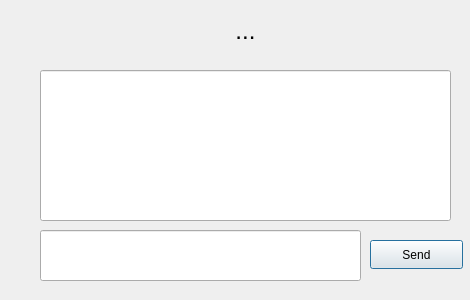
Above: server/chatview.ui from katerinavlasova/Network_Chat before the change. Below: the same form after it.
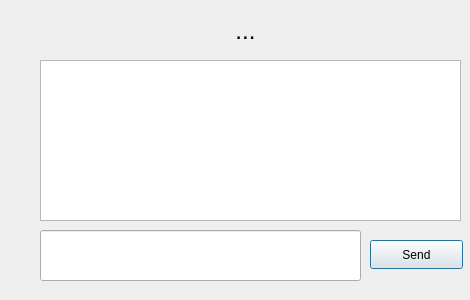
That is the form after the change.

Commit message: replace lineEdit with textBrowser to display chat

What changed in the file:
```diff
--- a/server/chatview.ui
+++ b/server/chatview.ui
@@ -49,21 +49,6 @@
     <set>Qt::AlignCenter</set>
    </property>
   </widget>
-  <widget class="QLineEdit" name="lineEdit_2">
-   <property name="geometry">
-    <rect>
-     <x>40</x>
-     <y>70</y>
-     <width>411</width>
-     <height>151</height>
-    </rect>
-   </property>
-   <property name="font">
-    <font>
-     <pointsize>15</pointsize>
-    </font>
-   </property>
-  </widget>
   <widget class="QPushButton" name="sendDataButton">
    <property name="geometry">
     <rect>
@@ -77,6 +62,16 @@
     <string>Send</string>
    </property>
   </widget>
+  <widget class="QTextBrowser" name="ChattextBrowser">
+   <property name="geometry">
+    <rect>
+     <x>40</x>
+     <y>60</y>
+     <width>421</width>
+     <height>161</height>
+    </rect>
+   </property>
+  </widget>
  </widget>
  <resources/>
  <connections/>
```
The commit also changes 3 other files.
